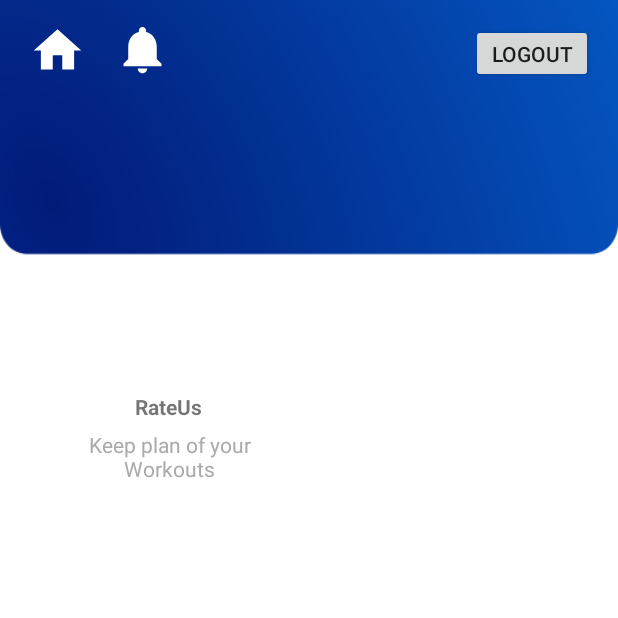
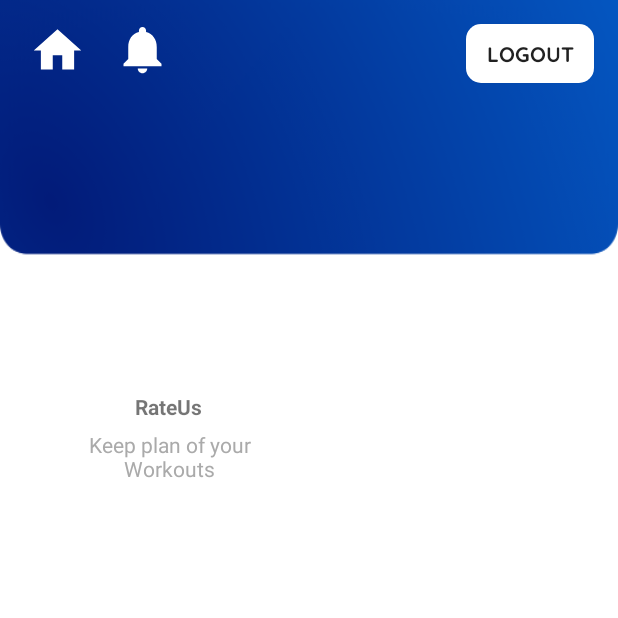
Before and after one commit to YuvinR/UEE_SL_Cricket, an Android app: the screen it shows after launch (MainActivity), on a phone screen of 412 x 824 dp, the top half of it. Run offline under Robolectric (Android 15) with nearby library versions, the phone set to English and light mode, and no system bars; Roboto replaces fonts that are not available here.

Commit message:
Change the Logout button Design Of the UI

```diff
--- a/app/src/main/res/layout/activity_contact_us.xml
+++ b/app/src/main/res/layout/activity_contact_us.xml
@@ -21,7 +21,7 @@
         app:layout_constraintStart_toStartOf="parent"
         app:layout_constraintTop_toTopOf="parent"
         app:layout_constraintVertical_bias="0.02"
-        android:background="@color/white"/>
+        android:background="@drawable/logout_btn"/>
 
     <ImageView
         android:id="@+id/imageView"
--- a/app/src/main/res/layout/activity_cricket__board.xml
+++ b/app/src/main/res/layout/activity_cricket__board.xml
@@ -44,7 +44,8 @@
         app:layout_constraintHorizontal_bias="0.95"
         app:layout_constraintStart_toStartOf="parent"
         app:layout_constraintTop_toTopOf="parent"
-        app:layout_constraintVertical_bias="0.02" />
+        app:layout_constraintVertical_bias="0.02"
+        android:background="@drawable/logout_btn"/>
 
     <TextView
         android:id="@+id/textView6"
--- a/app/src/main/res/layout/activity_latest__news.xml
+++ b/app/src/main/res/layout/activity_latest__news.xml
@@ -44,7 +44,8 @@
         app:layout_constraintHorizontal_bias="0.95"
         app:layout_constraintStart_toStartOf="parent"
         app:layout_constraintTop_toTopOf="parent"
-        app:layout_constraintVertical_bias="0.02" />
+        app:layout_constraintVertical_bias="0.02"
+        android:background="@drawable/logout_btn"/>
 
     <TextView
         android:id="@+id/textView6"
--- a/app/src/main/res/layout/activity_main.xml
+++ b/app/src/main/res/layout/activity_main.xml
@@ -91,8 +91,9 @@
 
     <Button
         android:id="@+id/btn_logout"
-        android:layout_width="81dp"
+        android:layout_width="85dp"
         android:layout_height="39dp"
+        android:fontFamily="@font/quicksand_bold"
         android:shadowRadius="10"
         android:text="Logout"
         app:layout_constraintBottom_toBottomOf="parent"
@@ -100,7 +101,8 @@
         app:layout_constraintHorizontal_bias="0.95"
         app:layout_constraintStart_toStartOf="parent"
         app:layout_constraintTop_toTopOf="parent"
-        app:layout_constraintVertical_bias="0.02" />
+        app:layout_constraintVertical_bias="0.02"
+        android:background="@drawable/logout_btn"/>
 
     <ImageView
         android:id="@+id/imageView"
--- a/app/src/main/res/layout/activity_notification.xml
+++ b/app/src/main/res/layout/activity_notification.xml
@@ -45,7 +45,8 @@
         app:layout_constraintHorizontal_bias="0.95"
         app:layout_constraintStart_toStartOf="parent"
         app:layout_constraintTop_toTopOf="parent"
-        app:layout_constraintVertical_bias="0.02" />
+        app:layout_constraintVertical_bias="0.02"
+        android:background="@drawable/logout_btn"/>
 
     <TextView
         android:id="@+id/textView6"
--- a/app/src/main/res/layout/activity_payments.xml
+++ b/app/src/main/res/layout/activity_payments.xml
@@ -9,8 +9,9 @@
 
     <Button
         android:id="@+id/btn_logout"
-        android:layout_width="81dp"
+        android:layout_width="85dp"
         android:layout_height="39dp"
+        android:fontFamily="@font/quicksand_bold"
         android:shadowRadius="10"
         android:text="Logout"
         app:layout_constraintBottom_toBottomOf="parent"
@@ -18,7 +19,8 @@
         app:layout_constraintHorizontal_bias="0.95"
         app:layout_constraintStart_toStartOf="parent"
         app:layout_constraintTop_toTopOf="parent"
-        app:layout_constraintVertical_bias="0.02" />
+        app:layout_constraintVertical_bias="0.02"
+        android:background="@drawable/logout_btn"/>
 
     <ImageView
         android:id="@+id/imageView"
--- a/app/src/main/res/layout/activity_rate_us.xml
+++ b/app/src/main/res/layout/activity_rate_us.xml
@@ -9,8 +9,9 @@
 
     <Button
         android:id="@+id/btn_logout"
-        android:layout_width="81dp"
+        android:layout_width="85dp"
         android:layout_height="39dp"
+        android:fontFamily="@font/quicksand_bold"
         android:shadowRadius="10"
         android:text="Logout"
         app:layout_constraintBottom_toBottomOf="parent"
@@ -18,7 +19,8 @@
         app:layout_constraintHorizontal_bias="0.95"
         app:layout_constraintStart_toStartOf="parent"
         app:layout_constraintTop_toTopOf="parent"
-        app:layout_constraintVertical_bias="0.02" />
+        app:layout_constraintVertical_bias="0.02"
+        android:background="@drawable/logout_btn"/>
 
     <ImageView
         android:id="@+id/imageView"
--- a/app/src/main/res/layout/activity_upcoming__matches.xml
+++ b/app/src/main/res/layout/activity_upcoming__matches.xml
@@ -46,7 +46,7 @@
         app:layout_constraintStart_toStartOf="parent"
         app:layout_constraintTop_toTopOf="parent"
         app:layout_constraintVertical_bias="0.02"
-        android:background="@color/white"/>
+        android:background="@drawable/logout_btn"/>
 
     <TextView
         android:id="@+id/textView6"
@@ -106,7 +106,7 @@
                     android:text="Test"
                     android:textAlignment="center"
                     android:textColor="@color/matchHeaderBlue"
-                    android:textSize="15dp"
+                    android:textSize="18dp"
                     android:textStyle="bold" />
 
                 <LinearLayout
@@ -208,7 +208,7 @@
                     android:text="T20"
                     android:textAlignment="center"
                     android:textColor="@color/matchHeaderBlue"
-                    android:textSize="15dp"
+                    android:textSize="18dp"
                     android:textStyle="bold" />
 
                 <LinearLayout
```
